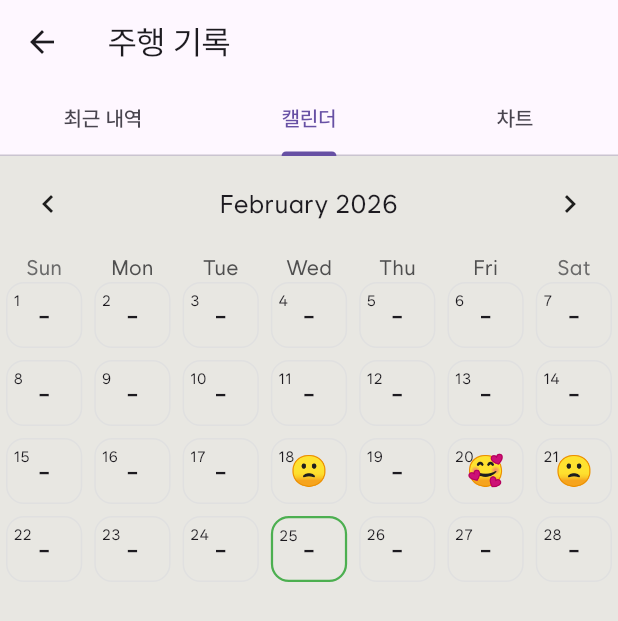
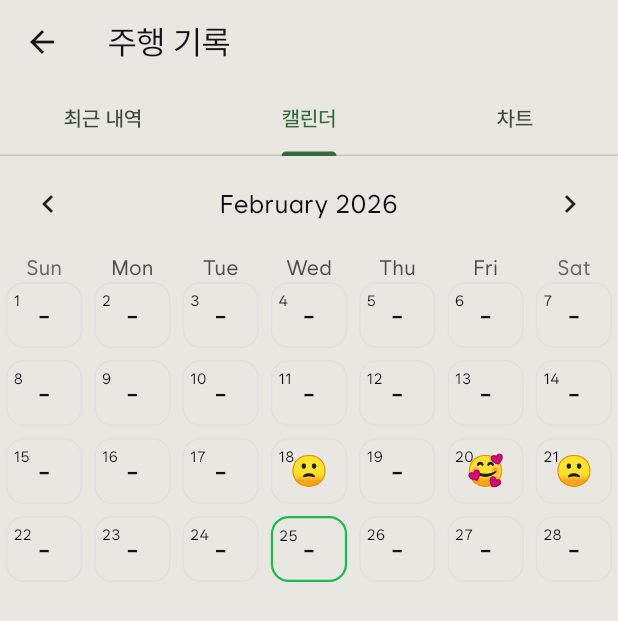
Before and after one commit to yinaa2630/safe-driving, a Flutter app: the DriveHistoryDetailScreen screen opened directly, tab 2 chosen, on a phone screen of 412 x 824 dp. Shown: the top 621 px of the screen. Run offline on Flutter 3.47's test engine with Material 3 defaults, Android fonts, the phone set to English and light mode, and no system bars; drawn by our look-alikes of table_calendar; our stand-ins replace audioplayers, camera, fl_chart, flutter_secure_storage; missing offline and left inert: google_mlkit_face_mesh_detection, tflite_flutter; accounts and stored records are empty; network calls fail.

Commit message:
style: UI 일관성을 위해 mainGreen 으로 수정

```diff
--- a/frontend/lib/screens/widgets/monthly_calendar_widget.dart
+++ b/frontend/lib/screens/widgets/monthly_calendar_widget.dart
@@ -1,4 +1,5 @@
 import 'package:flutter/material.dart';
+import 'package:flutter_demo/theme/colors.dart';
 import 'package:table_calendar/table_calendar.dart';
 import '../../data/drive_repository.dart';
 import '../../models/drive_record.dart';
@@ -9,17 +10,14 @@
   const MonthlyCalendarWidget({super.key});
 
   @override
-  State<MonthlyCalendarWidget> createState() =>
-      _MonthlyCalendarWidgetState();
+  State<MonthlyCalendarWidget> createState() => _MonthlyCalendarWidgetState();
 }
 
-class _MonthlyCalendarWidgetState
-    extends State<MonthlyCalendarWidget> {
+class _MonthlyCalendarWidgetState extends State<MonthlyCalendarWidget> {
   DateTime _focusedDay = DateTime.now();
   DateTime? _selectedDay;
 
-  final List<DriveRecord> records =
-      DriveRepository.getMockData();
+  final List<DriveRecord> records = DriveRepository.getMockData();
 
   DriveStatus _getStatus(DateTime day) {
     for (var record in records) {
@@ -44,8 +42,7 @@
         formatButtonVisible: false,
         titleCentered: true,
       ),
-      selectedDayPredicate: (day) =>
-          isSameDay(_selectedDay, day),
+      selectedDayPredicate: (day) => isSameDay(_selectedDay, day),
       onDaySelected: (selectedDay, focusedDay) {
         setState(() {
           _selectedDay = selectedDay;
@@ -57,18 +54,17 @@
           return _buildDayCell(day, _getStatus(day));
         },
         todayBuilder: (context, day, focusedDay) {
-          return _buildDayCell(
-            day,
-            _getStatus(day),
-            isToday: true,
-          );
+          return _buildDayCell(day, _getStatus(day), isToday: true);
         },
       ),
     );
   }
 
-  Widget _buildDayCell(DateTime day, DriveStatus status,
-      {bool isToday = false}) {
+  Widget _buildDayCell(
+    DateTime day,
+    DriveStatus status, {
+    bool isToday = false,
+  }) {
     String emoji = switch (status) {
       DriveStatus.good => "🥰",
       DriveStatus.normal => "🙁",
@@ -81,7 +77,7 @@
       decoration: BoxDecoration(
         borderRadius: BorderRadius.circular(12),
         border: isToday
-            ? Border.all(color: Colors.green, width: 1.5)
+            ? Border.all(color: mainGreen, width: 1.5)
             : Border.all(color: Colors.grey.shade300),
       ),
       child: Stack(
@@ -89,17 +85,9 @@
           Positioned(
             top: 4,
             left: 4,
-            child: Text(
-              "${day.day}",
-              style: const TextStyle(fontSize: 10),
-            ),
+            child: Text("${day.day}", style: const TextStyle(fontSize: 10)),
           ),
-          Center(
-            child: Text(
-              emoji,
-              style: const TextStyle(fontSize: 20),
-            ),
-          ),
+          Center(child: Text(emoji, style: const TextStyle(fontSize: 20))),
         ],
       ),
     );
```
Also changed, not shown: frontend/lib/main.dart (+8 -0 lines), frontend/lib/screens/drive_chart_tab.dart (+25 -16 lines), frontend/lib/screens/profile_screen.dart (+18 -20 lines).
